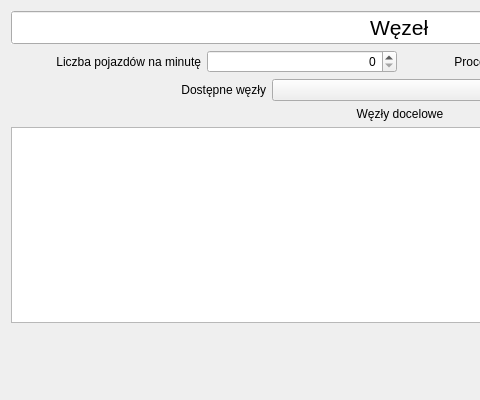
The window that TrafficLoadManager/SpawnSettingsEditor.ui (kicadan/TrafficLoadManager) describes before a commit, drawn with Qt 5; both pictures show x 0 to 480 and y 0 to 400 of the 800 by 400 pixel window.
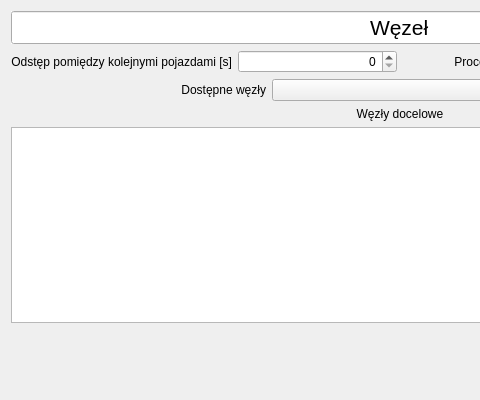
The same window after the commit.

Patch:
```diff
--- a/TrafficLoadManager/SpawnSettingsEditor.ui
+++ b/TrafficLoadManager/SpawnSettingsEditor.ui
@@ -47,7 +47,7 @@
          <item>
           <widget class="QLabel" name="label">
            <property name="text">
-            <string>Liczba pojazdów na minutę</string>
+            <string>Odstęp pomiędzy kolejnymi pojazdami [s]</string>
            </property>
            <property name="alignment">
             <set>Qt::AlignRight|Qt::AlignTrailing|Qt::AlignVCenter</set>
```
